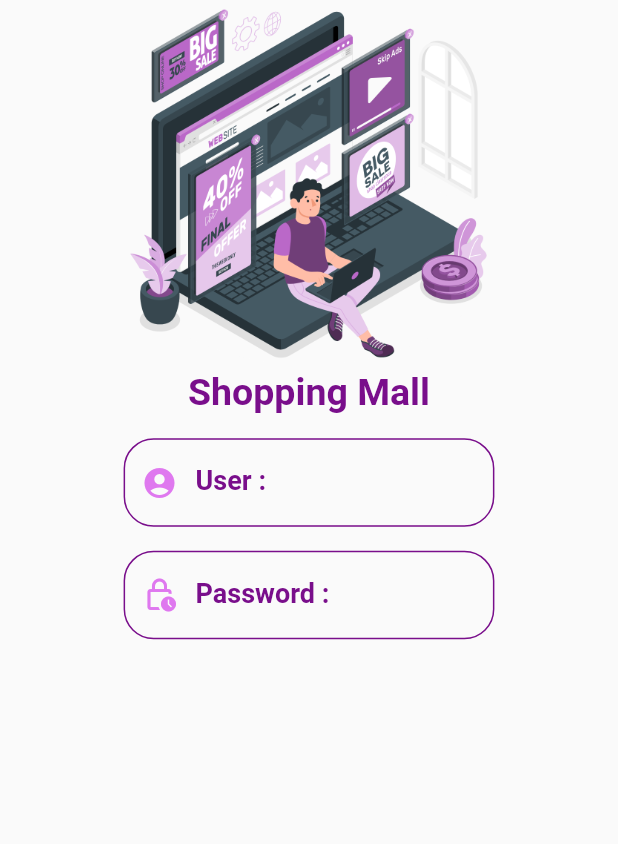
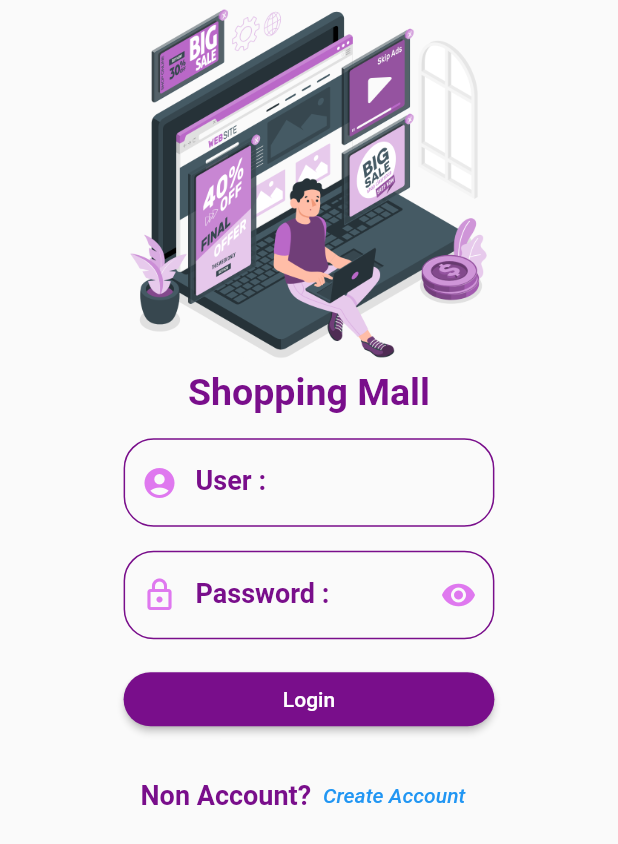
Before and after one commit to laoporxiong/ShopingMall, a Flutter app: the screen it shows after launch, on a phone screen of 412 x 824 dp. Shown: the top 844 px of the screen. Run offline on Flutter 3.47's test engine with Material 2 defaults, Android fonts, the phone set to English and light mode, and no system bars.

Commit message:
Update today

```diff
--- a/lib/state/authen.dart
+++ b/lib/state/authen.dart
@@ -1,3 +1,5 @@
+// ignore_for_file: prefer_const_constructors
+
 import 'package:flutter/material.dart';
 import 'package:shopingmall/utility/my_constant.dart';
 import 'package:shopingmall/widget/show_image.dart';
@@ -11,7 +13,6 @@ class Authen extends StatefulWidget {
 }
 
 class _AuthenState extends State<Authen> {
-
   bool statusRedEye = true;
 
   @override
@@ -19,15 +20,53 @@ bool statusRedEye = true;
     double size = MediaQuery.of(context).size.width;
     return Scaffold(
       body: SafeArea(
+        child: GestureDetector(
+          onTap: () => FocusScope.of(context).requestFocus(FocusNode()),
+          behavior: HitTestBehavior.opaque,
           child: ListView(
             children: [
               buidImage(size),
               buildAppName(),
               buildUser(size),
-            buildPassword(size)
+              buildPassword(size),
+              buildLogin(size),
+              buildCreateAccount(),
             ],
           ),
         ),
+      ),
+    );
+  }
+
+  Row buildCreateAccount() {
+    return Row(mainAxisAlignment: MainAxisAlignment.center,
+              children: [
+                ShowTitle(
+                  title: 'Non Account?',
+                  textStyle: MyConstant().h2Style(),
+                ),
+                TextButton(
+                  onPressed: ()=>Navigator.pushNamed(context, MyConstant.rounteCreateAccount),
+                  child: Text('Create Account',style: TextStyle(fontStyle: FontStyle.italic),),
+                ),
+              ],
+            );
+  }
+
+  Row buildLogin(double size) {
+    return Row(
+      mainAxisAlignment: MainAxisAlignment.center,
+      children: [
+        Container(
+          margin: EdgeInsets.symmetric(vertical: 16),
+          width: size * 0.6,
+          child: ElevatedButton(
+            style: MyConstant().myButtonStyle(),
+            onPressed: () {},
+            child: Text("Login"),
+          ),
+        ),
+      ],
     );
   }
 
@@ -68,12 +107,29 @@ bool statusRedEye = true;
         Container(
           margin: EdgeInsets.only(top: 16),
           width: size * 0.6,
-          child: TextFormField( obscureText: statusRedEye,
+          child: TextFormField(
+            obscureText: statusRedEye,
             decoration: InputDecoration(
+              suffixIcon: IconButton(
+                onPressed: () {
+                  setState(() {
+                    statusRedEye = !statusRedEye;
+                  });
+                },
+                icon: statusRedEye
+                    ? Icon(
+                        Icons.remove_red_eye,
+                        color: MyConstant.ligth,
+                      )
+                    : Icon(
+                        Icons.remove_red_eye_outlined,
+                        color: MyConstant.ligth,
+                      ),
+              ),
               labelStyle: MyConstant().h2Style(),
               labelText: 'Password :',
               prefixIcon: Icon(
-                Icons.lock_clock_outlined,
+                Icons.lock_outlined,
                 color: MyConstant.ligth,
               ),
               enabledBorder: OutlineInputBorder(
--- a/lib/utility/my_constant.dart
+++ b/lib/utility/my_constant.dart
@@ -30,4 +30,13 @@ class MyConstant {
   static Color primary = Color(0xffab47bc);
   static Color dart = Color(0xff790e8b);
   static Color ligth = Color(0xffdf78ef);
+
+
+  // ButtonStyle
+  ButtonStyle myButtonStyle()=> ElevatedButton.styleFrom(
+              primary: MyConstant.dart,
+              shape: RoundedRectangleBorder(
+                borderRadius: BorderRadius.circular(30),
+              ),
+            );
 }
```
Also changed, not shown: lib/state/create_account.dart (+55 -3 lines). Lines whose indentation alone changed are shown as unchanged.
